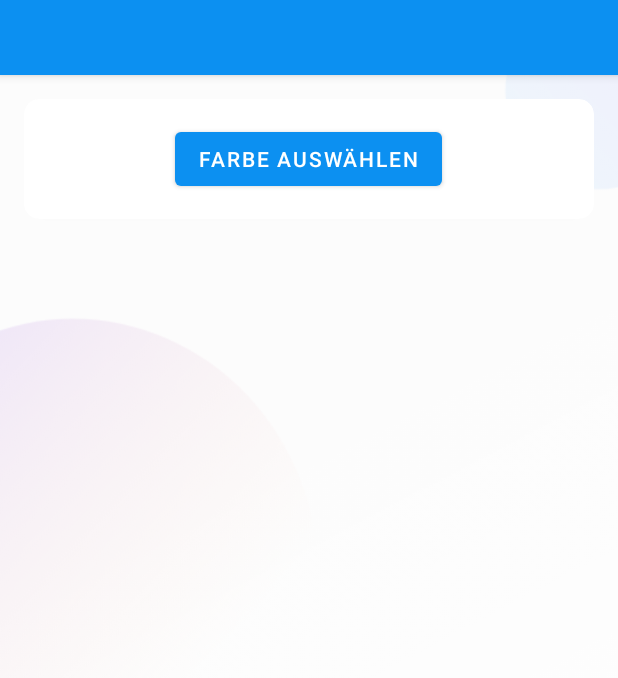
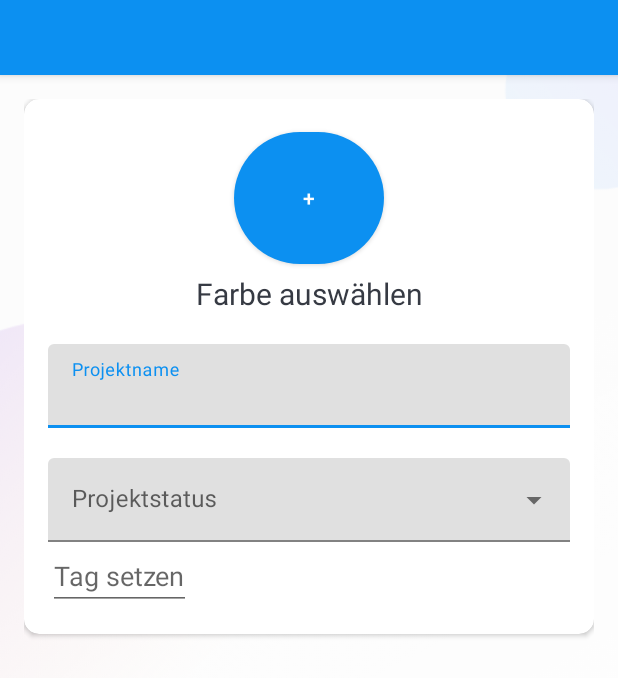
Before and after one commit to obause/MyProjects, an Android app: the AddProject screen opened directly, with no data from a screen before it, on a phone screen of 412 x 824 dp. Shown: the top 678 px of the screen. Run offline under Robolectric (Android 15) with nearby library versions, the phone set to English and light mode, and no system bars; libraries missing offline, so code that uses them is left out: petrov.kristiyan.colorpicker; Roboto replaces fonts that are not available here.

Commit message:
Projekt hinzufügen Design verbessert

```diff
--- a/app/build.gradle
+++ b/app/build.gradle
@@ -67,7 +67,7 @@
     implementation 'com.github.bumptech.glide:glide:4.12.0'
     annotationProcessor 'com.github.bumptech.glide:compiler:4.12.0'
 
-    //Color Picker (https://github.com/msasikanth/ColorSheet)
-    implementation "dev.sasikanth:colorsheet:1.0.1"
+    //Color Picker (https://github.com/kristiyanP/colorpicker)
+    implementation 'petrov.kristiyan:colorpicker-library:1.1.10'
 
 }
--- a/app/src/main/java/de/hochschulehannover/myprojects/AddProject.java
+++ b/app/src/main/java/de/hochschulehannover/myprojects/AddProject.java
@@ -6,11 +6,11 @@
 
 import android.app.DatePickerDialog;
 import android.content.ContentValues;
-import android.database.Cursor;
 import android.database.sqlite.SQLiteDatabase;
+import android.graphics.Color;
+import android.graphics.drawable.GradientDrawable;
 import android.os.Bundle;
 import android.text.InputType;
-import android.util.Log;
 import android.view.View;
 import android.widget.ArrayAdapter;
 import android.widget.Button;
@@ -21,7 +21,7 @@
 
 import java.util.Calendar;
 
-import dev.sasikanth.colorsheet.ColorSheet;
+import petrov.kristiyan.colorpicker.ColorPicker;
 
 public class AddProject extends AppCompatActivity {
 
@@ -32,7 +32,7 @@
     TextView endDateEditText;
     DatePickerDialog picker;
 
-    Button pickColor;
+    Button pickColorButton;
 
     public void addProject(View view) {
         DBHelper dbHelper = new DBHelper(this);
@@ -65,12 +65,29 @@
         super.onCreate(savedInstanceState);
         setContentView(R.layout.activity_add_project);
 
-        pickColor = findViewById(R.id.pickColorButton);
+        pickColorButton = findViewById(R.id.pickColorButton);
 
-        pickColor.setOnClickListener(new View.OnClickListener() {
+        pickColorButton.setOnClickListener(new View.OnClickListener() {
             @Override
             public void onClick(View view) {
-                //new ColorSheet().colorPicker().show();
+                ColorPicker colorPicker = new ColorPicker(AddProject.this);
+                colorPicker.setOnChooseColorListener(new ColorPicker.OnChooseColorListener() {
+                    @Override
+                    public void onChooseColor(int position,int color) {
+                        pickColorButton.setBackgroundColor(color);
+                        //view.background.colorFilter = BlendModeColorFilter(Color.parseColor("#343434"), BlendMode.SRC_ATOP)
+                        //GradientDrawable bgShape = (GradientDrawable)pickColorButton.getBackground();
+                        //bgShape.setColor(color);
+                    }
+
+                    @Override
+                    public void onCancel(){
+                        // put code
+                    }
+                })
+                        .setTitle("Wähle eine Farbe für dein Projekt")
+                        .setRoundColorButton(true)
+                        .show();
 
             }
         });
--- a/app/src/main/res/layout/activity_add_project.xml
+++ b/app/src/main/res/layout/activity_add_project.xml
@@ -38,13 +38,62 @@
                 android:layout_width="match_parent"
                 android:layout_height="wrap_content"
                 android:gravity="center_horizontal"
+                android:orientation="vertical"
                 android:padding="16dp">
+
 
                 <Button
                     android:id="@+id/pickColorButton"
+                    android:layout_width="100dp"
+                    android:layout_height="100dp"
+                    android:text="+"
+                    app:cornerRadius="250dp" />
+
+                <TextView
+                    android:layout_width="match_parent"
+                    android:layout_height="wrap_content"
+                    android:text="Farbe auswählen"
+                    android:textSize="20sp"
+                    android:textColor="@color/primary_text_color"
+                    android:textAlignment="center" />
+
+                <com.google.android.material.textfield.TextInputLayout
+                    android:layout_width="match_parent"
+                    android:layout_height="wrap_content"
+                    android:layout_marginTop="20dp">
+
+                    <androidx.appcompat.widget.AppCompatEditText
+                        android:layout_width="match_parent"
+                        android:layout_height="wrap_content"
+                        android:hint="@string/project_name"
+                        android:inputType="text"
+                        android:textSize="16sp" />
+                </com.google.android.material.textfield.TextInputLayout>
+
+                <com.google.android.material.textfield.TextInputLayout
+                    android:layout_width="match_parent"
+                    android:layout_height="wrap_content"
+                    android:layout_marginTop="20dp"
+                    style="@style/Widget.MaterialComponents.TextInputLayout.FilledBox.ExposedDropdownMenu"
+                    android:hint="@string/project_status">
+
+                    <AutoCompleteTextView
+                        android:layout_width="match_parent"
+                        android:layout_height="wrap_content"
+                        android:inputType="none"
+                        />
+
+                </com.google.android.material.textfield.TextInputLayout>
+
+                <com.google.android.material.textfield.TextInputEditText
+                    android:id="@+id/projectNameEditText"
                     android:layout_width="wrap_content"
                     android:layout_height="match_parent"
-                    android:text="Farbe auswählen" />
+                    android:hint="Tag setzen"
+                    android:inputType="text"
+                    android:textSize="18sp"
+                    android:layout_gravity="start"/>
+
 
             </LinearLayout>
 
@@ -67,7 +116,7 @@
         app:layout_constraintTop_toTopOf="parent" />
 
     <EditText
-        android:id="@+id/projectNameEditText"
+        android:id="@+id/projectNameEditText_old"
         android:layout_width="0dp"
         android:layout_height="wrap_content"
         android:layout_marginStart="32dp"
--- a/app/src/main/res/values/strings.xml
+++ b/app/src/main/res/values/strings.xml
@@ -39,4 +39,9 @@
     <string name="nav_logout">Ausloggen</string>
     <!-- Profilseite -->
     <string name="update">Aktualisieren</string>
+    <!-- Projekt erstellen seite -->
+    <string name="project_name">Projektname</string>
+    <string name="project_status">Projektstatus</string>
+    <string name="create_project_title">Projekt erstellen</string>
+    <string name="create">ERSTELLEN</string>
 </resources>
```
Also changed, not shown: app/src/main/res/drawable/circle_color_picker.xml (added, +12 -0 lines).
